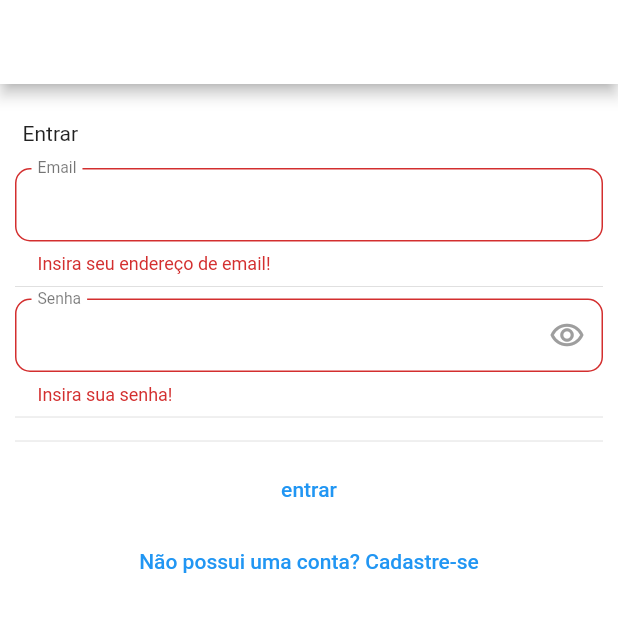
After one commit to GiovaniHaka/esi_2_2021, a Flutter app: the screen it shows after launch, after a tap on "entrar", on a phone screen of 412 x 824 dp, the top half of it. The commit adds this screen. Run offline on Flutter 3.47's test engine with Material 2 defaults, Android fonts, the phone set to English and light mode, and no system bars; our stand-ins replace firebase_auth, firebase_core, get, logger; accounts and stored records are empty.

Commit message:
feat: authentication

```diff
--- /dev/null
+++ b/lib/helpers/authenticate.dart
@@ -0,0 +1,26 @@
+import 'package:esi_2_2021/models/firebaseUser.dart';
+import 'package:esi_2_2021/screens/authentication/authenticate_screen.dart';
+import 'package:esi_2_2021/screens/home/home_screen.dart';
+import 'package:flutter/material.dart';
+import 'package:provider/provider.dart';
+
+class Wrapper extends StatefulWidget {
+  @override
+  _WrapperState createState() => _WrapperState();
+}
+
+class _WrapperState extends State<Wrapper> {
+  @override
+  Widget build(BuildContext context) {
+    final firebaseUser = Provider.of<FirebaseUser?>(context);
+    print('Provider: $firebaseUser');
+
+    //Return HomeSccreen or AuthenticateScreen
+    // if owner object on provider is null (not logged) return authenticate screen
+    if (firebaseUser == null) {
+      return AuthenticateScreen();
+    }
+    // timer.cancel();
+    return HomeScreen();
+  }
+}
--- a/lib/main.dart
+++ b/lib/main.dart
@@ -1,4 +1,6 @@
+import 'package:esi_2_2021/helpers/authenticate.dart';
 import 'package:esi_2_2021/screens/home/home_screen.dart';
+import 'package:firebase_core/firebase_core.dart';
 import 'package:flutter/material.dart';
 import 'package:get/get.dart';
 
@@ -9,13 +11,25 @@ void main() {
 class MyApp extends StatelessWidget {
   @override
   Widget build(BuildContext context) {
+    final Future<FirebaseApp> _initialization = Firebase.initializeApp();
+
     return GetMaterialApp(
-      title: 'Flutter Demo',
-      theme: ThemeData(
-        primarySwatch: Colors.blue,
-        scaffoldBackgroundColor: Colors.grey[300],
-      ),
-      home: HomeScreen(),
-    );
+        title: 'Flutter Demo',
+        theme: ThemeData(
+          primarySwatch: Colors.blue,
+          scaffoldBackgroundColor: Colors.grey[300],
+        ),
+        home: FutureBuilder(
+          future: _initialization,
+          builder: (context, snapshot) {
+            if (snapshot.hasError) {
+              return Container(child: Text('error'));
+            }
+            if (snapshot.connectionState == ConnectionState.done) {
+              return Wrapper();
+            }
+            return CircularProgressIndicator();
+          },
+        ));
   }
 }
--- /dev/null
+++ b/lib/models/firebaseUser.dart
@@ -0,0 +1,12 @@
+class FirebaseUser {
+  final String? uid;
+  bool? emailVerified;
+
+  FirebaseUser({
+    this.uid,
+    this.emailVerified,
+  });
+
+  @override
+  String toString() => 'FirebaseUser(uid: $uid, emailVerified: $emailVerified)';
+}
--- /dev/null
+++ b/lib/screens/authentication/authenticate_screen.dart
@@ -0,0 +1,106 @@
+import 'package:esi_2_2021/screens/authentication/signin_page.dart';
+import 'package:esi_2_2021/screens/authentication/signup_page.dart';
+import 'package:flutter/material.dart';
+
+class AuthenticateScreen extends StatefulWidget {
+  @override
+  _AuthenticateScreenState createState() => _AuthenticateScreenState();
+}
+
+class _AuthenticateScreenState extends State<AuthenticateScreen> {
+  bool isShowingSignIn = true;
+  // Widget bottomSheetWidget = SignIn();
+
+  // _changeSigning() {
+  //   setState(() {
+  //     isShowingSignIn = !isShowingSignIn;
+  //     if (isShowingSignIn) bottomSheetWidget = SignIn();
+  //     if (!isShowingSignIn) bottomSheetWidget = SignUp();
+  //   });
+  // }
+
+  @override
+  Widget build(BuildContext context) {
+    final _pageViewController = PageController(initialPage: 0);
+
+    return GestureDetector(
+      behavior: HitTestBehavior.opaque,
+      onTap: () {
+        FocusScope.of(context).requestFocus(new FocusNode());
+      },
+      child: Scaffold(
+        backgroundColor: Colors.white,
+        appBar: AppBar(
+          backgroundColor: Colors.white,
+          // actions: [
+          //   BudyTextButton(
+          //     onPressed: () {
+          //       setState(() {
+          //         isShowingSignIn = !isShowingSignIn;
+          //         if (isShowingSignIn) bottomSheetWidget = SignIn();
+          //         if (!isShowingSignIn) bottomSheetWidget = SignUp();
+          //       });
+          //     },
+          //     text: isShowingSignIn ? 'Cadastre-se' : 'Entrar',
+          //   ),
+          // ],
+        ),
+        body: PageView(
+          controller: _pageViewController,
+          scrollDirection: Axis.horizontal,
+          physics: ScrollPhysics(parent: NeverScrollableScrollPhysics()),
+          // onPageChanged: (index) {
+          //   setState(() {
+          //     _currentPage = index;
+          //   });
+          // },
+          children: [
+            SignIn(tapChangePage: () {
+              _pageViewController.jumpToPage(1);
+              print('foi 2');
+            }),
+            SignUp(
+              tapChangePage: () {
+                _pageViewController.jumpToPage(0);
+                print('foi 2');
+              },
+            ),
+          ],
+        ),
+        // body: SingleChildScrollView(
+        //   child: Column(
+        //     children: [
+        //       // AnimatedSwitcher(
+        //       //   switchInCurve: Curves.ease,
+        //       //   switchOutCurve: Curves.ease,
+        //       //   transitionBuilder: (Widget child, Animation<double> animation) {
+        //       //     final offsetAnimation = Tween<Offset>(
+        //       //       begin: Offset(0.0, 1.0),
+        //       //       end: Offset(0.0, 0.0),
+        //       //     ).animate(animation);
+        //       //     return SlideTransition(
+        //       //       position: offsetAnimation,
+        //       //       child: child,
+        //       //     );
+        //       //   },
+        //       //   duration: Duration(milliseconds: 400),
+        //       //   child: bottomSheetWidget,
+        //       // ),
+        //       bottomSheetWidget,
+        //       // OrDivider(),
+        //       // isShowingSignIn
+        //       //     ? HaveAccountButton(
+        //       //         text: 'Não possui uma conta?',
+        //       //         buttonText: 'Cadastrar',
+        //       //         onTap: () => _changeSigning())
+        //       //     : HaveAccountButton(
+        //       //         text: 'Já possui sua conta?',
+        //       //         buttonText: 'Entrar',
+        //       //         onTap: () => _changeSigning())
+        //     ],
+        //   ),
+        // ),
+      ),
+    );
+  }
+}
--- /dev/null
+++ b/lib/screens/authentication/signin_page.dart
@@ -0,0 +1,115 @@
+import 'package:esi_2_2021/services/auth.dart';
+import 'package:esi_2_2021/widgets/auth_text_input.dart';
+import 'package:flutter/material.dart';
+
+class SignIn extends StatefulWidget {
+  final Function()? tapChangePage;
+
+  const SignIn({Key? key, required this.tapChangePage}) : super(key: key);
+
+  @override
+  _SignInState createState() => _SignInState();
+}
+
+class _SignInState extends State<SignIn> {
+  final AuthService _auth = AuthService();
+  final _formSignInKey = GlobalKey<FormState>();
+  bool _loading = false;
+
+  String? _email = '';
+  String? _password = '';
+  String? _errorToLogin = '';
+
+  @override
+  Widget build(BuildContext context) {
+    return _loading
+        ? Center(child: CircularProgressIndicator())
+        : SingleChildScrollView(
+            padding: EdgeInsets.all(10),
+            child: Form(
+              key: _formSignInKey,
+              child: Column(
+                crossAxisAlignment: CrossAxisAlignment.stretch,
+                children: [
+                  Padding(
+                    padding: const EdgeInsets.symmetric(
+                      horizontal: 5,
+                      vertical: 15,
+                    ),
+                    child: Text(
+                      'Entrar',
+                    ),
+                  ),
+                  AuthTextFormField(
+                    labelText: 'Email',
+                    initialValue: _email,
+                    keyboardType: TextInputType.emailAddress,
+                    onChanged: (val) {
+                      setState(() => _email = val);
+                    },
+                    validator: (val) {
+                      if (val!.isEmpty) return 'Insira seu endereço de email!';
+                      return '';
+                    },
+                  ),
+                  Divider(),
+                  AuthTextFormField(
+                    labelText: 'Senha',
+                    haveEyeIcon: true,
+                    keyboardType: TextInputType.visiblePassword,
+                    onChanged: (val) {
+                      setState(() => _password = val);
+                    },
+                    validator: (val) {
+                      if (val!.isEmpty) return 'Insira sua senha!';
+                      return '';
+                    },
+                  ),
+                  _errorToLogin!.isEmpty
+                      ? Divider()
+                      : Padding(
+                          padding: const EdgeInsets.all(8.0),
+                          child: Text(
+                            _errorToLogin!,
+                            // textAlign: TextAlign.center,
+                            style: TextStyle(color: Colors.red),
+                          ),
+                        ),
+                  Divider(),
+                  TextButton(
+                    child: Text('entrar'),
+                    onPressed: () async {
+                      if (_formSignInKey.currentState!.validate()) {
+                        setState(() => _loading = true);
+                        dynamic result = await _auth.signInWithEmailAndPassword(
+                          _email!,
+                          _password!,
+                        );
+                        if (result['user'] == null) {
+                          if (result['authException'] != null) {
+                            setState(() {
+                              _loading = false;
+                              _errorToLogin = result['authException'];
+                            });
+                          }
+                          if (result['authException'] == null) {
+                            setState(() {
+                              _loading = false;
+                              _errorToLogin =
+                                  'Ops, algo deu errado, verifique seu email e senha!';
+                            });
+                          }
+                        }
+                      }
+                    },
+                  ),
+                  TextButton(
+                    child: Text('Não possui uma conta? Cadastre-se'),
+                    onPressed: this.widget.tapChangePage,
+                  )
+                ],
+              ),
+            ),
+          );
+  }
+}
--- /dev/null
+++ b/lib/screens/authentication/signup_page.dart
@@ -0,0 +1,115 @@
+import 'package:esi_2_2021/services/auth.dart';
+import 'package:esi_2_2021/widgets/auth_text_input.dart';
+import 'package:flutter/material.dart';
+
+class SignUp extends StatefulWidget {
+  final Function()? tapChangePage;
+
+  const SignUp({Key? key, required this.tapChangePage}) : super(key: key);
+
+  @override
+  _SignUpState createState() => _SignUpState();
+}
+
+class _SignUpState extends State<SignUp> {
+  final AuthService _auth = AuthService();
+  final _formSignInKey = GlobalKey<FormState>();
+  bool _loading = false;
+
+  String? _email = '';
+  String? _password = '';
+  String? _errorToLogin = '';
+
+  @override
+  Widget build(BuildContext context) {
+    return _loading
+        ? Center(child: CircularProgressIndicator())
+        : SingleChildScrollView(
+            padding: EdgeInsets.all(10),
+            child: Form(
+              key: _formSignInKey,
+              child: Column(
+                crossAxisAlignment: CrossAxisAlignment.stretch,
+                children: [
+                  Padding(
+                    padding: const EdgeInsets.symmetric(
+                      horizontal: 5,
+                      vertical: 15,
+                    ),
+                    child: Text(
+                      'Cadastrar',
+                    ),
+                  ),
+                  AuthTextFormField(
+                    labelText: 'Email',
+                    initialValue: _email,
+                    keyboardType: TextInputType.emailAddress,
+                    onChanged: (val) {
+                      setState(() => _email = val);
+                    },
+                    validator: (val) {
+                      if (val!.isEmpty) return 'Insira seu endereço de email!';
+                      return '';
+                    },
+                  ),
+                  Divider(),
+                  AuthTextFormField(
+                    labelText: 'Senha',
+                    haveEyeIcon: true,
+                    keyboardType: TextInputType.visiblePassword,
+                    onChanged: (val) {
+                      setState(() => _password = val);
+                    },
+                    validator: (val) {
+                      if (val!.isEmpty) return 'Insira sua senha!';
+                      return '';
+                    },
+                  ),
+                  _errorToLogin!.isEmpty
+                      ? Divider()
+                      : Padding(
+                          padding: const EdgeInsets.all(8.0),
+                          child: Text(
+                            _errorToLogin!,
+                            // textAlign: TextAlign.center,
+                            style: TextStyle(color: Colors.red),
+                          ),
+                        ),
+                  Divider(),
+                  TextButton(
+                    child: Text('entrar'),
+                    onPressed: () async {
+                      if (_formSignInKey.currentState!.validate()) {
+                        setState(() => _loading = true);
+                        dynamic result = await _auth.signInWithEmailAndPassword(
+                          _email!,
+                          _password!,
+                        );
+                        if (result['user'] == null) {
+                          if (result['authException'] != null) {
+                            setState(() {
+                              _loading = false;
+                              _errorToLogin = result['authException'];
+                            });
+                          }
+                          if (result['authException'] == null) {
+                            setState(() {
+                              _loading = false;
+                              _errorToLogin =
+                                  'Ops, algo deu errado, verifique seu email e senha!';
+                            });
+                          }
+                        }
+                      }
+                    },
+                  ),
+                  TextButton(
+                    child: Text('Não possui uma conta? Cadastre-se'),
+                    onPressed: this.widget.tapChangePage,
+                  )
+                ],
+              ),
+            ),
+          );
+  }
+}
--- /dev/null
+++ b/lib/screens/wrapper.dart
@@ -0,0 +1,26 @@
+import 'package:esi_2_2021/models/firebaseUser.dart';
+import 'package:flutter/material.dart';
+import 'package:provider/provider.dart';
+import 'authentication/authenticate_screen.dart';
+import 'home/home_screen.dart';
+
+class Wrapper extends StatefulWidget {
+  @override
+  _WrapperState createState() => _WrapperState();
+}
+
+class _WrapperState extends State<Wrapper> {
+  @override
+  Widget build(BuildContext context) {
+    final firebaseUser = Provider.of<FirebaseUser?>(context);
+    print('Provider: $firebaseUser');
+
+    //Return HomeSccreen or AuthenticateScreen
+    // if owner object on provider is null (not logged) return authenticate screen
+    if (firebaseUser == null) {
+      return AuthenticateScreen();
+    }
+    // timer.cancel();
+    return HomeScreen();
+  }
+}
--- /dev/null
+++ b/lib/widgets/auth_text_input.dart
@@ -0,0 +1,88 @@
+import 'package:flutter/material.dart';
+
+class AuthTextFormField extends StatefulWidget {
+  final Function(String?)? onSaved;
+  final String Function(String?)? validator;
+  final Function(String?)? onChanged;
+  final String? hintText;
+  final String? labelText;
+  final String? helperText;
+  final String? initialValue;
+  final TextInputType? keyboardType;
+  final TextCapitalization? textCapitalization;
+
+  /// If [true] will obscure text, with eye icon to show the text
+  final bool haveEyeIcon;
+
+  const AuthTextFormField({
+    Key? key,
+    this.onSaved,
+    this.validator,
+    this.hintText,
+    this.labelText,
+    this.haveEyeIcon = false,
+    this.keyboardType = TextInputType.text,
+    this.onChanged,
+    this.initialValue,
+    this.helperText,
+    this.textCapitalization = TextCapitalization.none,
+  }) : super(key: key);
+
+  @override
+  _AuthTextFormFieldState createState() => _AuthTextFormFieldState();
+}
+
+class _AuthTextFormFieldState extends State<AuthTextFormField> {
+  bool isPassVisible = false;
+  @override
+  Widget build(BuildContext context) {
+    return TextFormField(
+      initialValue: this.widget.initialValue,
+      maxLines: 1,
+      textInputAction: TextInputAction.done,
+      onSaved: this.widget.onSaved,
+      onChanged: this.widget.onChanged,
+      decoration: InputDecoration(
+        helperText: this.widget.helperText,
+        // labelText: "Comentário",
+        hintText: this.widget.hintText,
+        hintStyle: Theme.of(context).textTheme.caption,
+        labelText: this.widget.labelText,
+        labelStyle: Theme.of(context).textTheme.caption!.copyWith(fontSize: 14),
+        filled: false,
+        // fillColor: Theme.of(context).colorScheme.greyLight,
+        border: OutlineInputBorder(
+          borderRadius: BorderRadius.circular(10),
+          borderSide: BorderSide(
+            color: Colors.grey,
+          ),
+        ),
+        errorMaxLines: 3,
+        alignLabelWithHint: false,
+        floatingLabelBehavior: FloatingLabelBehavior.always,
+        contentPadding: EdgeInsets.all(15),
+        suffixIcon: this.widget.haveEyeIcon
+            ? GestureDetector(
+                child: Icon(
+                  isPassVisible
+                      ? Icons.remove_red_eye_rounded
+                      : Icons.remove_red_eye_outlined,
+                  color: Colors.grey,
+                ),
+                onTap: () {
+                  setState(() {
+                    isPassVisible = !isPassVisible;
+                    print(isPassVisible);
+                  });
+                },
+              )
+            : null,
+      ),
+      obscureText: this.widget.haveEyeIcon ? !isPassVisible : false,
+      validator: this.widget.validator,
+      keyboardType: this.widget.keyboardType,
+      textAlignVertical: TextAlignVertical.center,
+      textCapitalization: this.widget.textCapitalization!,
+    );
+  }
+}
--- a/pubspec.yaml
+++ b/pubspec.yaml
@@ -24,10 +24,13 @@ dependencies:
   flutter:
     sdk: flutter
   get:
-
+  firebase_auth: "^3.1.1"
+  provider:
   # The following adds the Cupertino Icons font to your application.
   # Use with the CupertinoIcons class for iOS style icons.
   cupertino_icons: ^1.0.2
+  logger: ^1.1.0
+  firebase_core:
 
 dev_dependencies:
   flutter_test:
```
Also changed, not shown: lib/helpers/logging.dart (added, +19 -0 lines), lib/services/auth.dart (added, +113 -0 lines), pubspec.lock, 4 other files.
